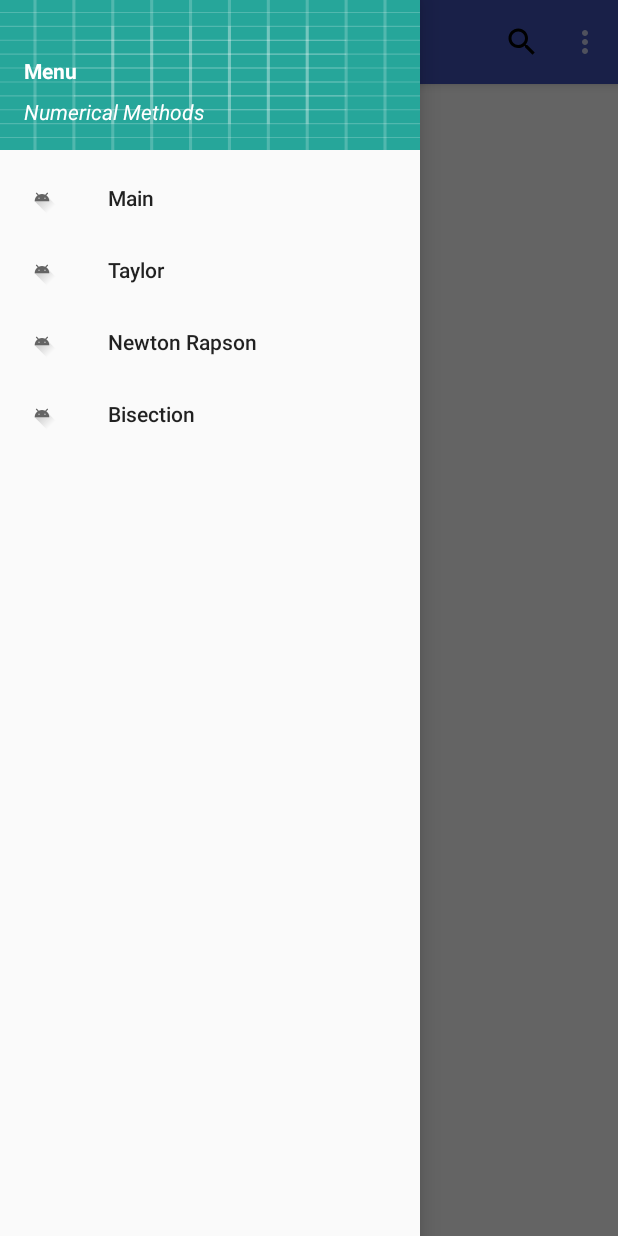
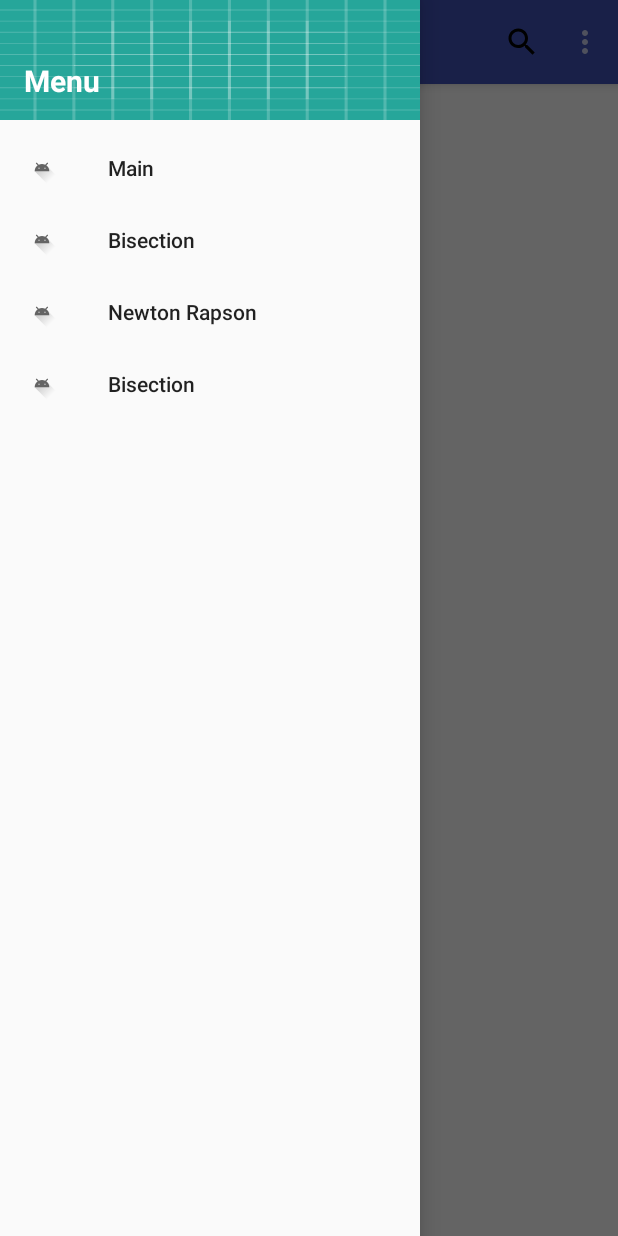
Before and after one commit to kalelman/Numerical_Methods, an Android app: the screen it shows after launch (MainActivity), with the side drawer open, on a phone screen of 412 x 824 dp. Run offline under Robolectric (Android 15) with nearby library versions, the phone set to English and light mode, and no system bars; our stand-ins replace ButterKnife.

Commit message:
fix UI in  content for Bisection Method

```diff
--- a/app/src/main/res/layout/content.xml
+++ b/app/src/main/res/layout/content.xml
@@ -18,7 +18,7 @@
     <android.support.design.widget.TextInputLayout
         android:layout_width="match_parent"
         android:layout_height="wrap_content"
-        android:hint="Input Ecuation">
+        android:hint="f(x)">
 
         <android.support.design.widget.TextInputEditText
             android:id="@+id/function_text"
--- a/app/src/main/res/layout/header.xml
+++ b/app/src/main/res/layout/header.xml
@@ -2,7 +2,7 @@
 <RelativeLayout
     xmlns:android="http://schemas.android.com/apk/res/android"
     android:layout_width="match_parent"
-    android:layout_height="100dp"
+    android:layout_height="80dp"
     android:background="@drawable/ic_launcher_background"
     android:orientation="vertical">
 
@@ -10,18 +10,16 @@
         android:id="@+id/features"
         android:layout_width="wrap_content"
         android:layout_height="wrap_content"
-        android:layout_above="@+id/detail"
-        android:layout_marginTop="25dp"
+        android:layout_marginTop="40dp"
         android:gravity="left"
-        android:paddingBottom="8dp"
         android:paddingLeft="16dp"
         android:text="Menu"
         android:textColor="@color/colorWhite"
-        android:textSize="14sp"
+        android:textSize="20sp"
         android:textStyle="bold"
         />
 
-    <TextView
+    <!--<TextView
         android:id="@+id/detail"
         android:layout_width="wrap_content"
         android:layout_height="wrap_content"
@@ -34,6 +32,6 @@
         android:textColor="@color/colorWhite"
         android:textSize="14sp"
         android:textStyle="italic"
-        />
+        /> -->
 
 </RelativeLayout>
--- a/app/src/main/res/menu/menu_drawer.xml
+++ b/app/src/main/res/menu/menu_drawer.xml
@@ -10,7 +10,7 @@
     <item
         android:id="@+id/option1"
         android:icon="@drawable/ic_launcher_foreground"
-        android:title="Taylor"
+        android:title="Bisection"
         />
 
     <item
```
